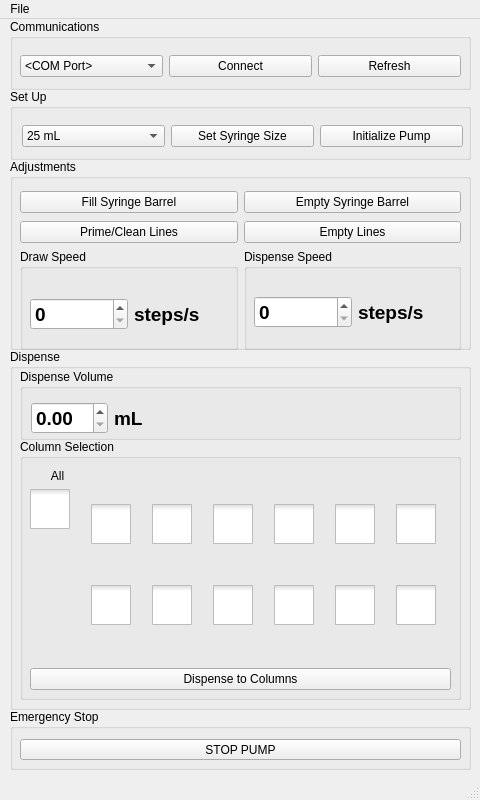
The window that Wash_GUI/mainwindow.ui (Wyss/automated-chromatography) describes before a commit, drawn with Qt 5.
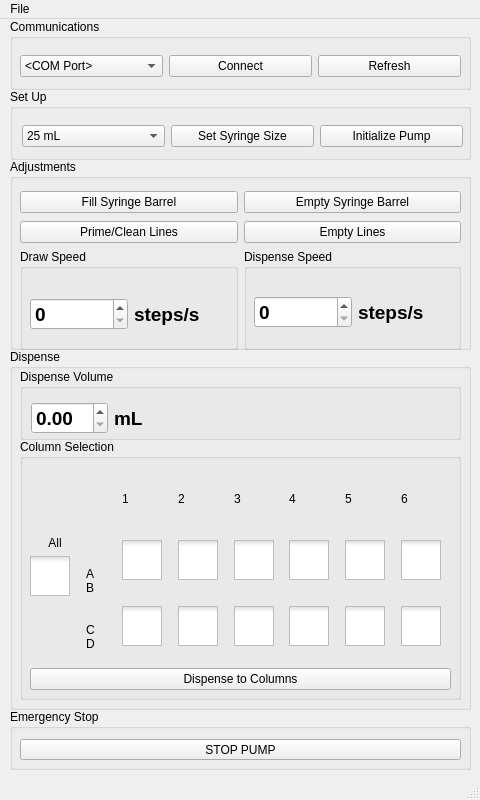
The same window after the commit. Icons and pictures are not drawn.

Commit message: mainwindow.* well grid formatting

What changed in the file:
```diff
--- a/Wash_GUI/mainwindow.ui
+++ b/Wash_GUI/mainwindow.ui
@@ -242,6 +242,19 @@
         <layout class="QHBoxLayout" name="horizontalLayout_3">
          <item>
           <layout class="QVBoxLayout" name="verticalLayout_12">
+           <item>
+            <spacer name="verticalSpacer_3">
+             <property name="orientation">
+              <enum>Qt::Orientation::Vertical</enum>
+             </property>
+             <property name="sizeHint" stdset="0">
+              <size>
+               <width>20</width>
+               <height>40</height>
+              </size>
+             </property>
+            </spacer>
+           </item>
            <item>
             <widget class="QLabel" name="label">
              <property name="text">
@@ -317,10 +330,86 @@
            </item>
           </layout>
          </item>
+         <item>
+          <layout class="QVBoxLayout" name="verticalLayout_13">
+           <item>
+            <spacer name="verticalSpacer_2">
+             <property name="orientation">
+              <enum>Qt::Orientation::Vertical</enum>
+             </property>
+             <property name="sizeHint" stdset="0">
+              <size>
+               <width>20</width>
+               <height>40</height>
+              </size>
+             </property>
+            </spacer>
+           </item>
+           <item>
+            <widget class="QLabel" name="label_8">
+             <property name="minimumSize">
+              <size>
+               <width>0</width>
+               <height>50</height>
+              </size>
+             </property>
+             <property name="maximumSize">
+              <size>
+               <width>30</width>
+               <height>16777215</height>
+              </size>
+             </property>
+             <property name="text">
+              <string>A
+B</string>
+             </property>
+            </widget>
+           </item>
+           <item>
+            <widget class="QLabel" name="label_9">
+             <property name="minimumSize">
+              <size>
+               <width>0</width>
+               <height>50</height>
+              </size>
+             </property>
+             <property name="maximumSize">
+              <size>
+               <width>30</width>
+               <height>16777215</height>
+              </size>
+             </property>
+             <property name="text">
+              <string>C
+D</string>
+             </property>
+            </widget>
+           </item>
+          </layout>
+         </item>
          <item>
           <layout class="QVBoxLayout" name="verticalLayout_3">
+           <item>
+            <widget class="QLabel" name="label_2">
+             <property name="maximumSize">
+              <size>
+               <width>16777215</width>
+               <height>40</height>
+              </size>
+             </property>
+             <property name="text">
+              <string>1</string>
+             </property>
+            </widget>
+           </item>
            <item>
             <widget class="QCheckBox" name="A1B1CheckBox">
+             <property name="minimumSize">
+              <size>
+               <width>0</width>
+               <height>50</height>
+              </size>
+             </property>
              <property name="font">
               <font>
                <pointsize>12</pointsize>
@@ -374,6 +463,12 @@
            </item>
            <item>
             <widget class="QCheckBox" name="C1D1CheckBox">
+             <property name="minimumSize">
+              <size>
+               <width>0</width>
+               <height>50</height>
+              </size>
+             </property>
              <property name="font">
               <font>
                <pointsize>12</pointsize>
@@ -429,8 +524,27 @@
          </item>
          <item>
           <layout class="QVBoxLayout" name="verticalLayout_10">
+           <item>
+            <widget class="QLabel" name="label_3">
+             <property name="maximumSize">
+              <size>
+               <width>16777215</width>
+               <height>40</height>
+              </size>
+             </property>
+             <property name="text">
+              <string>2</string>
+             </property>
+            </widget>
+           </item>
            <item>
             <widget class="QCheckBox" name="A2B2CheckBox">
+             <property name="minimumSize">
+              <size>
+               <width>0</width>
+               <height>50</height>
+              </size>
+             </property>
              <property name="font">
               <font>
                <pointsize>12</pointsize>
@@ -484,6 +598,12 @@
            </item>
            <item>
             <widget class="QCheckBox" name="C2D2CheckBox">
+             <property name="minimumSize">
+              <size>
+               <width>0</width>
+               <height>50</height>
+              </size>
+             </property>
              <property name="font">
               <font>
                <pointsize>12</pointsize>
@@ -539,8 +659,27 @@
          </item>
          <item>
           <layout class="QVBoxLayout" name="verticalLayout_9">
+           <item>
+            <widget class="QLabel" name="label_4">
+             <property name="maximumSize">
+              <size>
+               <width>16777215</width>
+               <height>40</height>
+              </size>
+             </property>
+             <property name="text">
+              <string>3</string>
+             </property>
+            </widget>
+           </item>
            <item>
             <widget class="QCheckBox" name="A3B3CheckBox">
+             <property name="minimumSize">
+              <size>
+               <width>0</width>
+               <height>50</height>
+              </size>
+             </property>
              <property name="font">
               <font>
                <pointsize>12</pointsize>
@@ -594,6 +733,12 @@
            </item>
            <item>
             <widget class="QCheckBox" name="C3D3CheckBox">
+             <property name="minimumSize">
+              <size>
+               <width>0</width>
+               <height>50</height>
+              </size>
+             </property>
              <property name="font">
               <font>
                <pointsize>12</pointsize>
@@ -649,8 +794,27 @@
          </item>
          <item>
           <layout class="QVBoxLayout" name="verticalLayout_8">
+           <item>
+            <widget class="QLabel" name="label_5">
+             <property name="maximumSize">
+              <size>
+               <width>16777215</width>
+               <height>40</height>
+              </size>
+             </property>
+             <property name="text">
+              <string>4</string>
+             </property>
+            </widget>
+           </item>
            <item>
             <widget class="QCheckBox" name="A4B4CheckBox">
+             <property name="minimumSize">
+              <size>
+               <width>0</width>
+               <height>50</height>
+              </size>
+             </property>
              <property name="font">
               <font>
                <pointsize>12</pointsize>
@@ -704,6 +868,12 @@
            </item>
            <item>
             <widget class="QCheckBox" name="C4D4CheckBox">
+             <property name="minimumSize">
+              <size>
+               <width>0</width>
+               <height>50</height>
+              </size>
+             </property>
              <property name="font">
               <font>
                <pointsize>12</pointsize>
@@ -759,8 +929,27 @@
          </item>
          <item>
           <layout class="QVBoxLayout" name="verticalLayout_11">
+           <item>
+            <widget class="QLabel" name="label_6">
+             <property name="maximumSize">
+              <size>
+               <width>16777215</width>
+               <height>40</height>
+              </size>
+             </property>
+             <property name="text">
+              <string>5</string>
+             </property>
+            </widget>
+           </item>
            <item>
             <widget class="QCheckBox" name="A5B5CheckBox">
+             <property name="minimumSize">
+              <size>
+               <width>0</width>
+               <height>50</height>
+              </size>
+             </property>
              <property name="font">
               <font>
                <pointsize>12</pointsize>
@@ -814,6 +1003,12 @@
            </item>
            <item>
             <widget class="QCheckBox" name="C5D5CheckBox">
+             <property name="minimumSize">
+              <size>
+               <width>0</width>
+               <height>50</height>
+              </size>
+             </property>
              <property name="font">
               <font>
                <pointsize>12</pointsize>
@@ -869,8 +1064,27 @@
          </item>
          <item>
           <layout class="QVBoxLayout" name="verticalLayout_2">
+           <item>
+            <widget class="QLabel" name="label_7">
+             <property name="maximumSize">
+              <size>
+               <width>16777215</width>
+               <height>40</height>
+              </size>
+             </property>
+             <property name="text">
+              <string>6</string>
+             </property>
+            </widget>
+           </item>
            <item>
             <widget class="QCheckBox" name="A6B6CheckBox">
+             <property name="minimumSize">
+              <size>
+               <width>0</width>
+               <height>50</height>
+              </size>
+             </property>
              <property name="font">
               <font>
                <pointsize>12</pointsize>
@@ -924,6 +1138,12 @@
            </item>
            <item>
             <widget class="QCheckBox" name="C6D6CheckBox">
+             <property name="minimumSize">
+              <size>
+               <width>0</width>
+               <height>50</height>
+              </size>
+             </property>
              <property name="font">
               <font>
                <pointsize>12</pointsize>
```
The commit also changes 1 other file.
